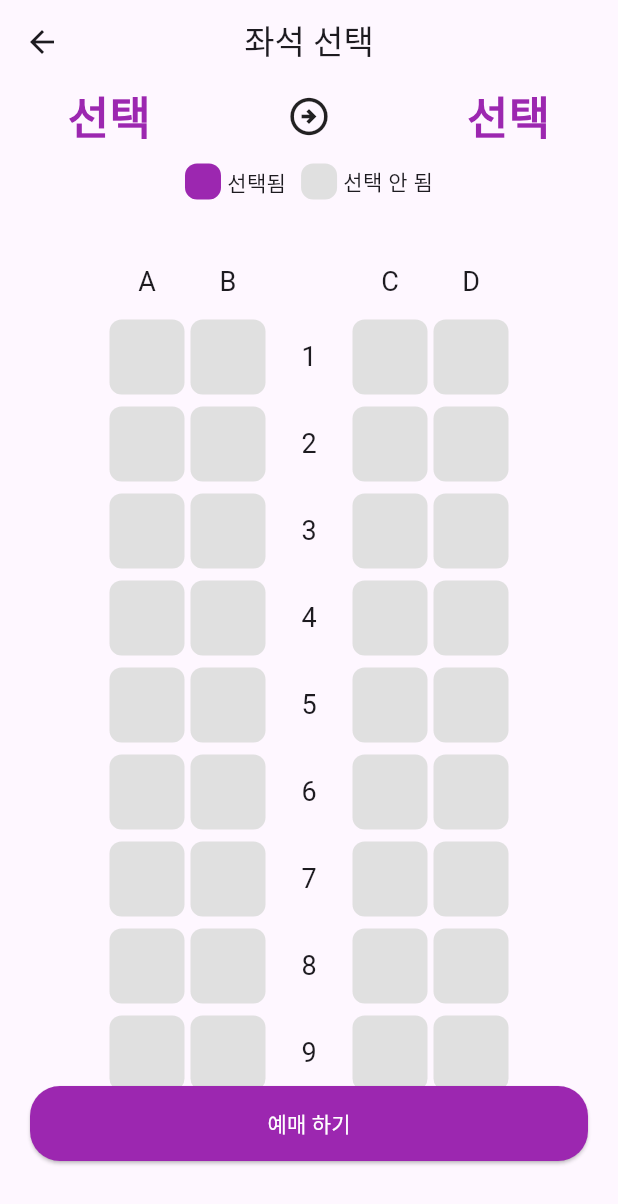
After one commit to Kihwan-dev/flutter_train_app, a Flutter app: the screen it shows after launch, after a tap on "좌석 선택", on a phone screen of 412 x 824 dp. The commit adds this screen. Shown: the top 1204 px of the screen. Run offline on Flutter 3.47's test engine with Material 3 defaults, Android fonts, the phone set to English and light mode, and no system bars.

Commit message:
[refactor] SeatPage and improve structure   - Change import paths to lowercase and split seat-related widgets into separate files   - Update SeatPage constructor to directly receive departure/arrival stations   - Manage selected seat state with setState   - Modularize components: StationLayout, ColumnLabelLayout, SelectableSeatLayout   - Improve reservation dialog logic and clean up UI

```diff
--- a/lib/Pages/Home/home_page.dart
+++ b/lib/Pages/Home/home_page.dart
@@ -1,6 +1,6 @@
 import 'package:flutter/material.dart';
-import 'package:flutter_train_app/Pages/Seat/seat_page.dart';
-import 'package:flutter_train_app/Pages/Station/station_list_page.dart';
+import 'package:flutter_train_app/pages/seat/seat_page.dart';
+import 'package:flutter_train_app/pages/station/station_list_page.dart';
 import 'package:flutter_train_app/Widgets/basic_title_appbar.dart';
 
 class HomePage extends StatefulWidget {
--- /dev/null
+++ b/lib/Pages/Seat/seat_widgets/column_label_layout.dart
@@ -0,0 +1,35 @@
+import 'package:flutter/cupertino.dart';
+import 'package:flutter/material.dart';
+
+class ColumnLabelLayout extends StatelessWidget {
+  const ColumnLabelLayout({super.key});
+
+  @override
+  Widget build(BuildContext context) {
+    return Row(
+      mainAxisAlignment: MainAxisAlignment.center,
+      children: [
+        getColumnLabel("선택됨", Colors.purple),
+        SizedBox(width: 10),
+        getColumnLabel("선택 안 됨", Colors.grey[300]!),
+      ],
+    );
+  }
+
+  Row getColumnLabel(String content, Color color) {
+    return Row(
+      children: [
+        Container(
+          width: 24,
+          height: 24,
+          decoration: BoxDecoration(
+            color: color,
+            borderRadius: BorderRadius.circular(8),
+          ),
+        ),
+        SizedBox(width: 4),
+        Text(content),
+      ],
+    );
+  }
+}
--- /dev/null
+++ b/lib/Pages/Seat/seat_widgets/selectable_seat_layout.dart
@@ -0,0 +1,92 @@
+import 'package:flutter/material.dart';
+
+class SelectableSeatLayout extends StatelessWidget {
+  SelectableSeatLayout(this.selectedRow, this.selectedCol, this.selectSeat);
+
+  String? selectedRow;
+  String? selectedCol;
+
+  void Function(String row, String col) selectSeat;
+
+  @override
+  Widget build(BuildContext context) {
+    return Expanded(
+      child: ListView(
+        padding: EdgeInsets.symmetric(vertical: 20),
+        children: [
+          Row(
+            mainAxisAlignment: MainAxisAlignment.center,
+            children: [
+              getColumnLabelBox("A"),
+              SizedBox(width: 4),
+              getColumnLabelBox("B"),
+              SizedBox(width: 4),
+              getColumnLabelBox(""),
+              SizedBox(width: 4),
+              getColumnLabelBox("C"),
+              SizedBox(width: 4),
+              getColumnLabelBox("D"),
+            ],
+          ),
+          ...List.generate(
+            20,
+            (index) => getRowOfSelectableSeat(index + 1),
+          ),
+        ],
+      ),
+    );
+  }
+
+  Widget getRowOfSelectableSeat(int row) {
+    return Column(
+      children: [
+        Row(
+          mainAxisAlignment: MainAxisAlignment.center,
+          children: [
+            getSelectableSeat(row.toString(), "A"),
+            SizedBox(width: 4),
+            getSelectableSeat(row.toString(), "B"),
+            SizedBox(width: 4),
+            getColumnLabelBox(row.toString()),
+            SizedBox(width: 4),
+            getSelectableSeat(row.toString(), "C"),
+            SizedBox(width: 4),
+            getSelectableSeat(row.toString(), "D"),
+          ],
+        ),
+        row < 20 ? SizedBox(height: 8) : SizedBox(),
+      ],
+    );
+  }
+
+  Widget getSelectableSeat(String row, String col) {
+    return GestureDetector(
+      onTap: () {
+        print("$row$col");
+        selectSeat(row, col);
+      },
+      child: Container(
+        width: 50,
+        height: 50,
+        decoration: BoxDecoration(
+          color: selectedCol == col && selectedRow == row ? Colors.purple : Colors.grey[300],
+          borderRadius: BorderRadius.circular(8),
+        ),
+      ),
+    );
+  }
+
+  Widget getColumnLabelBox(String label) {
+    return SizedBox.square(
+      dimension: 50,
+      child: Center(
+        child: Text(
+          label,
+          style: TextStyle(
+            fontSize: 18,
+          ),
+        ),
+      ),
+    );
+  }
+}
--- /dev/null
+++ b/lib/Pages/Seat/seat_widgets/station_layout.dart
@@ -0,0 +1,40 @@
+import 'package:flutter/material.dart';
+
+class StationLayout extends StatelessWidget {
+
+  StationLayout(this.departureStation, this.arrivalStation);
+
+  String departureStation;
+  String arrivalStation;
+
+  @override
+  Widget build(BuildContext context) {
+    return SizedBox(
+      child: Row(
+        mainAxisAlignment: MainAxisAlignment.spaceAround,
+        children: [
+          Text(
+            departureStation,
+            style: TextStyle(
+              color: Colors.purple,
+              fontSize: 30,
+              fontWeight: FontWeight.bold,
+            ),
+          ),
+          Icon(
+            Icons.arrow_circle_right_outlined,
+            size: 30,
+          ),
+          Text(
+            arrivalStation,
+            style: TextStyle(
+              color: Colors.purple,
+              fontSize: 30,
+              fontWeight: FontWeight.bold,
+            ),
+          ),
+        ],
+      ),
+    );
+  }
+}
--- a/lib/Pages/Station/station_list_page.dart
+++ b/lib/Pages/Station/station_list_page.dart
@@ -1,5 +1,5 @@
 import 'package:flutter/material.dart';
-import 'package:flutter_train_app/Models/station_list_data.dart';
+import 'package:flutter_train_app/models/station_list_data.dart';
 import 'package:flutter_train_app/Widgets/basic_title_appbar.dart';
 
 class StationListPage extends StatelessWidget {
--- a/lib/main.dart
+++ b/lib/main.dart
@@ -1,5 +1,5 @@
 import 'package:flutter/material.dart';
-import 'package:flutter_train_app/Pages/Home/home_page.dart';
+import 'package:flutter_train_app/pages/Home/home_page.dart';
 import 'package:flutter/rendering.dart';
 
 void main() {
```
Also changed, not shown: lib/Pages/Seat/seat_page.dart (+40 -163 lines).
